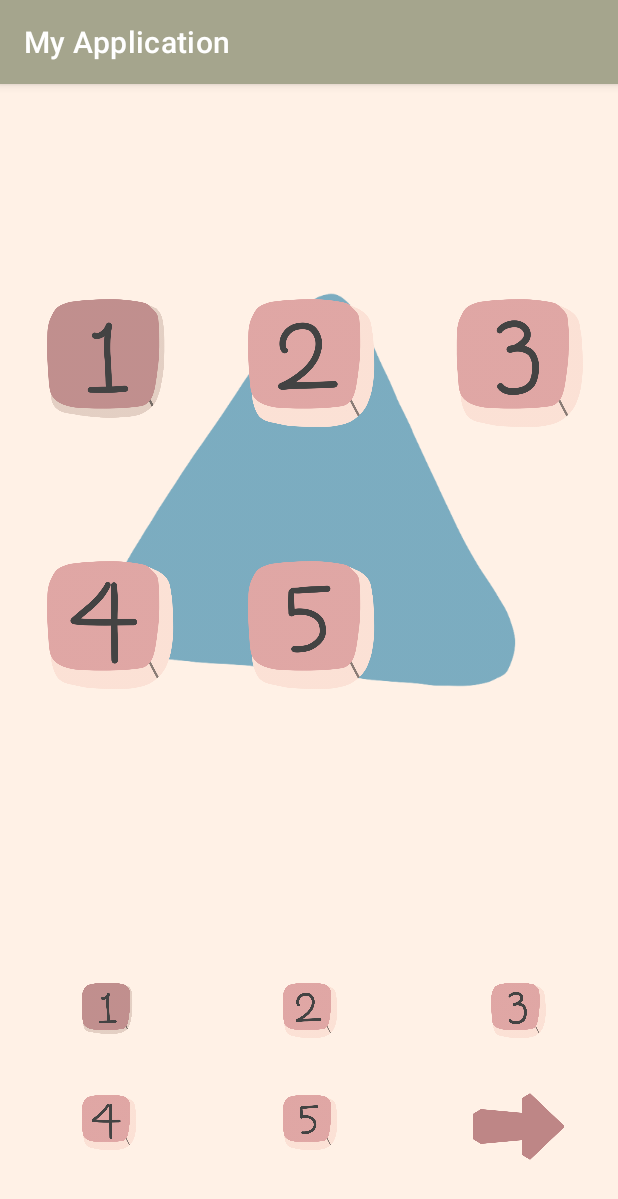
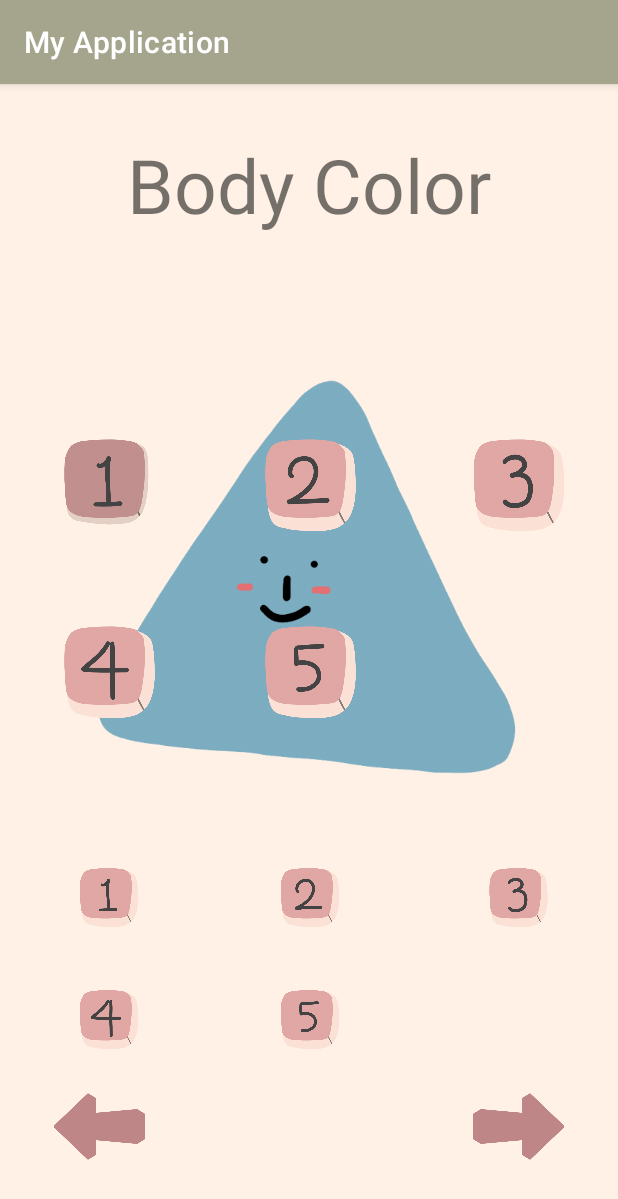
Before and after one commit to MadCampBreakAll/camp-2-frontend, an Android app: the fragment CharacterBodySelectFragment placed in its activity, on a phone screen of 412 x 824 dp. Shown: the top 1199 px of the screen. Run offline under Robolectric (Android 15) with nearby library versions, the phone set to English and light mode, and no system bars.

Commit message:
Add face and blush in user_character

```diff
--- a/app/src/main/java/com/example/myapplication/CharacterBodySelectFragment.kt
+++ b/app/src/main/java/com/example/myapplication/CharacterBodySelectFragment.kt
@@ -12,6 +12,8 @@ import com.example.myapplication.databinding.FragmentCharacterBodySelectBinding
 class CharacterBodySelectFragment : Fragment() {
     private var _binding:FragmentCharacterBodySelectBinding? = null
     private val binding get() = _binding!!
+    private val bodyshapeselectfragment by lazy {CharacterBodyShapeSelectFragment()}
+    private val bodyblushselectfragment by lazy {CharacterBlushFragment()}
 
     override fun onCreate(savedInstanceState: Bundle?) {
         super.onCreate(savedInstanceState)
@@ -23,6 +25,24 @@ class CharacterBodySelectFragment : Fragment() {
     ): View? {
         // Inflate the layout for this fragment
         _binding = FragmentCharacterBodySelectBinding.inflate(inflater, container, false)
+
+        var character_init_binding = CharacterInitActivity.character_init_binding
+        character_init_binding.userCharacterInitType.text="Body Color"
+
+        var prev = character_init_binding.userCharacterInitPrevBtn
+        prev.visibility=View.VISIBLE
+        prev.setOnClickListener{
+            requireActivity().supportFragmentManager.beginTransaction()
+                .replace(R.id.selecting_fragment, bodyshapeselectfragment)
+                .commit()
+        }
+
+        var next = character_init_binding.userCharacterInitNextBtn
+        next.setOnClickListener {
+            requireActivity().supportFragmentManager.beginTransaction()
+                .replace(R.id.selecting_fragment, bodyblushselectfragment)
+                .commit()
+        }
 
         setColor(1)
         setColor(2)
--- a/app/src/main/java/com/example/myapplication/CharacterBodyShapeSelectFragment.kt
+++ b/app/src/main/java/com/example/myapplication/CharacterBodyShapeSelectFragment.kt
@@ -22,13 +22,10 @@ class CharacterBodyShapeSelectFragment : Fragment() {
         savedInstanceState: Bundle?
     ): View? {
         _binding = FragmentCharacterBodyShapeSelectBinding.inflate(inflater, container, false)
-        setShape(1)
-        setShape(2)
-        setShape(3)
-        setShape(4)
-        setShape(5)
 
         var character_init_binding = CharacterInitActivity.character_init_binding
+        character_init_binding.userCharacterInitType.text="Body Shape"
+        character_init_binding.userCharacterInitPrevBtn.visibility=View.INVISIBLE
 
         character_init_binding.userCharacterInitNextBtn.setOnClickListener{
 
@@ -36,16 +33,26 @@ class CharacterBodyShapeSelectFragment : Fragment() {
                 .replace(R.id.selecting_fragment, bodyselectfragment)
                 .commit()
         }
+
+        setShape(1)
+        setShape(2)
+        setShape(3)
+        setShape(4)
+        setShape(5)
+
         return binding.root
     }
 
     fun setShape(button: Int) {
         //        binding.userCharacterInit.body.setImageResource(R.drawable.five_btn_nonclick)
         var character_body_binding = CharacterInitActivity.character_init_binding
+
         when(button){
             1 -> {
                 binding.bodyColorOneBtn.setOnClickListener {
                     character_body_binding.userCharacterInit.body.setImageResource(R.drawable.body_shape_triangle)
+                    character_body_binding.userCharacterInit.face.setImageResource(R.drawable.face_traingle)
+                    character_body_binding.userCharacterInit.blush.setImageResource(R.drawable.blush_triangle)
                     clickButton(button)
                 }
 
@@ -53,24 +60,32 @@ class CharacterBodyShapeSelectFragment : Fragment() {
             2 -> {
                 binding.bodyColorTwoBtn.setOnClickListener {
                     character_body_binding.userCharacterInit.body.setImageResource(R.drawable.body_shape_cloud)
+                    character_body_binding.userCharacterInit.face.setImageResource(R.drawable.face_cloud)
+                    character_body_binding.userCharacterInit.blush.setImageResource(R.drawable.blush_cloud)
                     clickButton(button)
                 }
             }
             3 -> {
                 binding.bodyColorThreeBtn.setOnClickListener {
                     character_body_binding.userCharacterInit.body.setImageResource(R.drawable.body_shape_bean)
+                    character_body_binding.userCharacterInit.face.setImageResource(R.drawable.face_bean_bread_square)
+                    character_body_binding.userCharacterInit.blush.setImageResource(R.drawable.blush_bean_bread_square)
                     clickButton(button)
                 }
             }
             4 -> {
                 binding.bodyColorFourBtn.setOnClickListener {
                     character_body_binding.userCharacterInit.body.setImageResource(R.drawable.body_shape_square)
+                    character_body_binding.userCharacterInit.face.setImageResource(R.drawable.face_bean_bread_square)
+                    character_body_binding.userCharacterInit.blush.setImageResource(R.drawable.blush_bean_bread_square)
                     clickButton(button)
                 }
             }
             5 -> {
                 binding.bodyColorFiveBtn.setOnClickListener {
                     character_body_binding.userCharacterInit.body.setImageResource(R.drawable.body_shape_bread)
+                    character_body_binding.userCharacterInit.face.setImageResource(R.drawable.face_bean_bread_square)
+                    character_body_binding.userCharacterInit.blush.setImageResource(R.drawable.blush_bean_bread_square)
                     clickButton(button)
                 }
             }
--- a/app/src/main/java/com/example/myapplication/CharacterInitActivity.kt
+++ b/app/src/main/java/com/example/myapplication/CharacterInitActivity.kt
@@ -22,6 +22,10 @@ class CharacterInitActivity : AppCompatActivity() {
         var next = binding.userCharacterInitNextBtn
         next.setColorFilter(resources.getColor(R.color.body_pink))
 
+        var prev = binding.userCharacterInitPrevBtn
+        prev.setColorFilter(resources.getColor(R.color.body_pink))
+        prev.scaleX=-1f
+
         supportFragmentManager.beginTransaction()
             .replace(R.id.selecting_fragment, bodyshapeselectfragment)
             .commit()
--- a/app/src/main/res/layout/activity_character_init.xml
+++ b/app/src/main/res/layout/activity_character_init.xml
@@ -6,12 +6,23 @@
     android:layout_height="match_parent"
     android:background="@color/oatmeal"
     tools:context=".CharacterInitActivity">
-
+    <TextView
+        android:id="@+id/user_character_init_type"
+        android:layout_width="match_parent"
+        android:layout_height="wrap_content"
+        app:layout_constraintTop_toTopOf="parent"
+        app:layout_constraintBottom_toTopOf="@id/user_character_frame"
+        android:text="color"
+        android:textSize="50dp"
+        android:gravity="center"/>
     <FrameLayout
         android:id="@+id/user_character_frame"
         android:layout_width="match_parent"
         android:layout_height="0dp"
-        app:layout_constraintHeight_percent="0.7">
+        app:layout_constraintHeight_percent="0.5"
+        app:layout_constraintTop_toTopOf="parent"
+        app:layout_constraintBottom_toBottomOf="parent"
+        app:layout_constraintVertical_bias="0.35">
         <include
             android:id="@+id/user_character_init"
             layout="@layout/user_character"/>
@@ -41,6 +52,23 @@
         app:layout_constraintHorizontal_bias="0.9"
         app:layout_constraintVertical_bias="0.95"/>
 
+    <ImageButton
+        android:id="@+id/user_character_init_prev_btn"
+        android:layout_width="0dp"
+        android:layout_height="0dp"
+        android:src="@drawable/character_init_next_btn2"
+        app:layout_constraintHeight_percent="0.1"
+        app:layout_constraintWidth_percent="0.15"
+        android:scaleType="fitCenter"
+        android:background="@color/transparent"
+        android:backgroundTint="@color/body_pink"
+        app:layout_constraintTop_toTopOf="parent"
+        app:layout_constraintBottom_toBottomOf="parent"
+        app:layout_constraintRight_toRightOf="parent"
+        app:layout_constraintLeft_toLeftOf="parent"
+        app:layout_constraintHorizontal_bias="0.1"
+        app:layout_constraintVertical_bias="0.95"/>
+
 
 
 </androidx.constraintlayout.widget.ConstraintLayout>
--- a/app/src/main/res/layout/fragment_character_body_shape_select.xml
+++ b/app/src/main/res/layout/fragment_character_body_shape_select.xml
@@ -16,7 +16,8 @@
             android:layout_height="0dp"
             app:layout_constraintTop_toTopOf="parent"
             app:layout_constraintBottom_toBottomOf="parent"
-            app:layout_constraintHeight_percent="0.5">
+            app:layout_constraintHeight_percent="0.5"
+            app:layout_constraintVertical_bias="0">
             <ImageButton
                 android:id="@+id/body_color_one_btn"
                 android:layout_width="0dp"
@@ -29,7 +30,7 @@
                 app:layout_constraintRight_toLeftOf="@id/body_color_two_btn"
                 app:layout_constraintHorizontal_bias="0"
                 app:layout_constraintVertical_bias="0"
-                android:src="@drawable/one_btn_click"
+                android:src="@drawable/one_btn_nonclick"
                 android:background="@color/transparent"
                 android:scaleType="fitCenter"/>
 
--- a/app/src/main/res/layout/user_character.xml
+++ b/app/src/main/res/layout/user_character.xml
@@ -17,5 +17,31 @@
         app:layout_constraintVertical_bias="0.5"
         android:src="@drawable/body_shape_triangle"/>
 
+    <ImageView
+        android:id="@+id/face"
+        android:layout_width="match_parent"
+        android:layout_height="0dp"
+        app:layout_constraintDimensionRatio="1"
+        app:layout_constraintHeight_percent="0.6"
+        app:layout_constraintTop_toTopOf="parent"
+        app:layout_constraintBottom_toBottomOf="parent"
+        app:layout_constraintLeft_toLeftOf="parent"
+        app:layout_constraintRight_toRightOf="parent"
+        app:layout_constraintVertical_bias="0.5"
+        android:src="@drawable/face_traingle"/>
+
+    <ImageView
+        android:id="@+id/blush"
+        android:layout_width="match_parent"
+        android:layout_height="0dp"
+        app:layout_constraintDimensionRatio="1"
+        app:layout_constraintHeight_percent="0.6"
+        app:layout_constraintTop_toTopOf="parent"
+        app:layout_constraintBottom_toBottomOf="parent"
+        app:layout_constraintLeft_toLeftOf="parent"
+        app:layout_constraintRight_toRightOf="parent"
+        app:layout_constraintVertical_bias="0.5"
+        android:src="@drawable/blush_triangle"/>
+
 
 </androidx.constraintlayout.widget.ConstraintLayout>
--- a/app/src/main/res/values/colors.xml
+++ b/app/src/main/res/values/colors.xml
@@ -22,4 +22,8 @@
     <color name="body_brown">#bfafa2</color>
     <color name="body_pink">#be8686</color>
     <color name="body_yellow">#d5c05b</color>
+
+    <color name="blush_pink">#d47676</color>
+    <color name="blush_orange">#d39978</color>
+    <color name="blush_blue">#6781ba</color>
 </resources>
```
Also changed, not shown: app/src/main/java/com/example/myapplication/CharacterBlushFragment.kt (added, +95 -0 lines), app/src/main/res/layout/fragment_character_blush_shape.xml (added, +73 -0 lines), app/src/main/res/drawable-xxxhdpi/blush_bean_bread_square.png (added), app/src/main/res/drawable-xxxhdpi/blush_cloud.png (added), app/src/main/res/drawable-xxxhdpi/blush_triangle.png (added), app/src/main/res/drawable-xxxhdpi/face_bean_bread_square.png (added), app/src/main/res/drawable-xxxhdpi/face_cloud.png (added), app/src/main/res/drawable-xxxhdpi/face_traingle.png (added).
